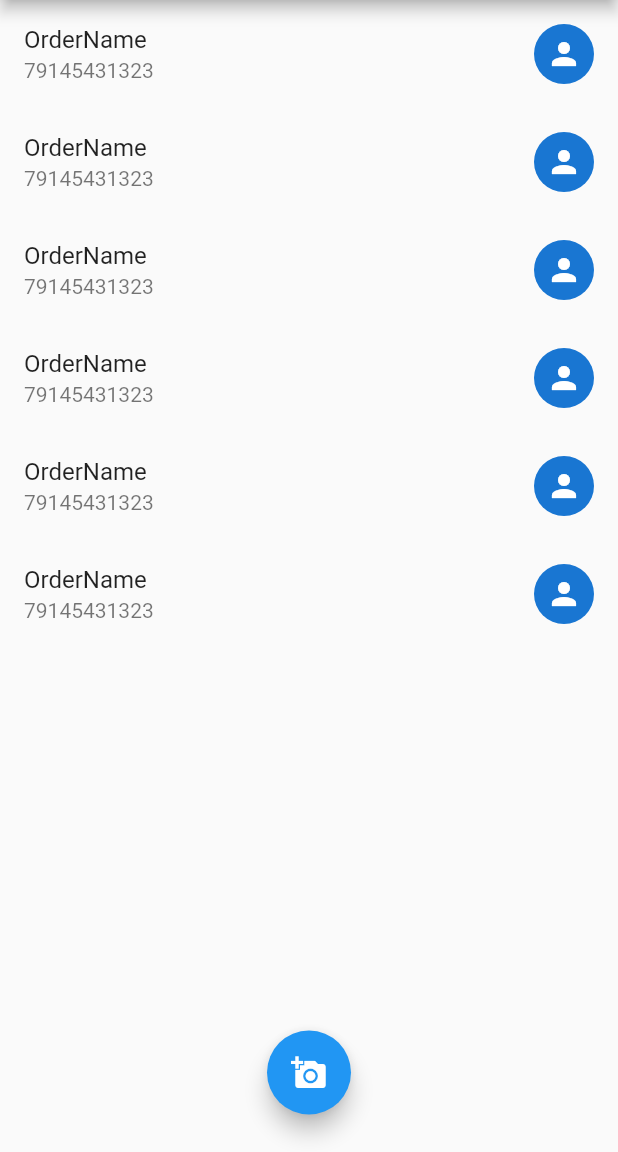
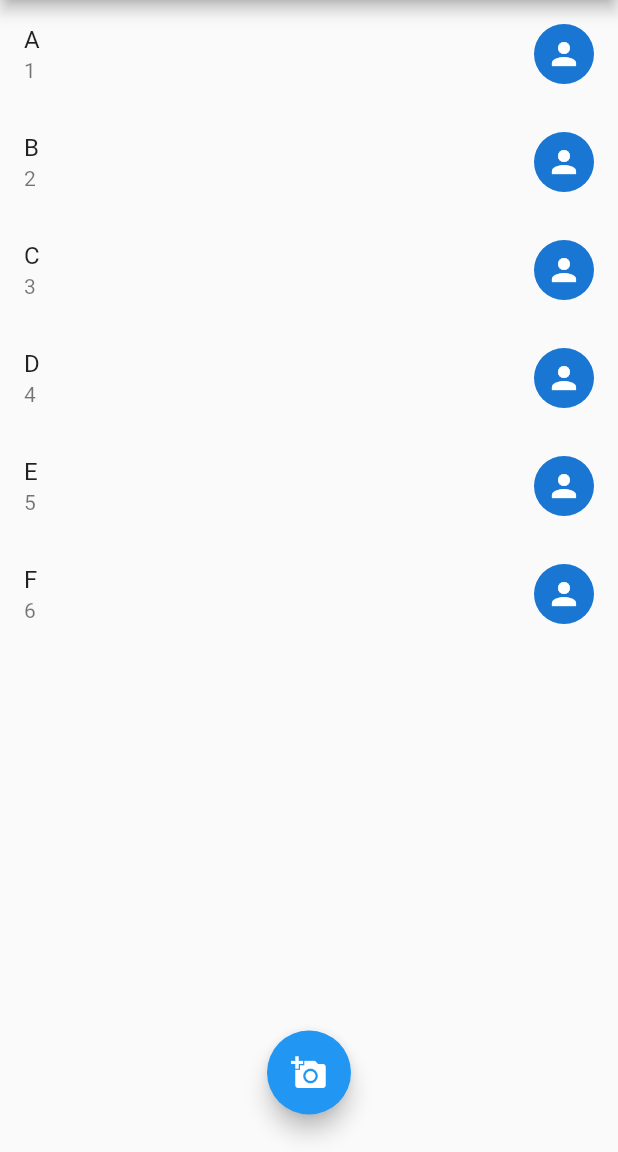
Before and after one commit to NeoZ3p/test-dtk, a Flutter app: the screen it shows after launch, on a phone screen of 412 x 824 dp, the part 84-1236 px from its top. Run offline on Flutter 3.47's test engine with Material 2 defaults, Android fonts, the light colour scheme and no system bars.

Commit message:
fix: icon, mock data

```diff
--- a/lib/orders_list.dart
+++ b/lib/orders_list.dart
@@ -15,12 +15,12 @@ class OrdersList extends StatefulWidget {
 
 class _OrdersListState extends State<OrdersList> {
   List<OrderTile> orders = [
-    OrderTile("OrderName", "79145431323", false),
-    OrderTile("OrderName", "79145431323", false),
-    OrderTile("OrderName", "79145431323", false),
-    OrderTile("OrderName", "79145431323", false),
-    OrderTile("OrderName", "79145431323", false),
-    OrderTile("OrderName", "79145431323", false),
+    OrderTile("A", "1", false),
+    OrderTile("B", "2", false),
+    OrderTile("C", "3", false),
+    OrderTile("D", "4", false),
+    OrderTile("E", "5", false),
+    OrderTile("F", "6", false),
   ];
 
   @override
@@ -51,11 +51,13 @@ class _OrdersListState extends State<OrdersList> {
                 }
               })
             : null;
+        print('-----');
+        orders.forEach((e) => print('\n$e'));
       },
       leading: widget.isSelectedMode
           ? isSelected
               ? const Icon(Icons.check_circle)
-              : const Icon(Icons.check_circle_outline)
+              : const Icon(Icons.circle_outlined)
           : null,
       title: Text(name),
       subtitle: Text(phoneNumber),
```
Also changed, not shown: pubspec.lock.
